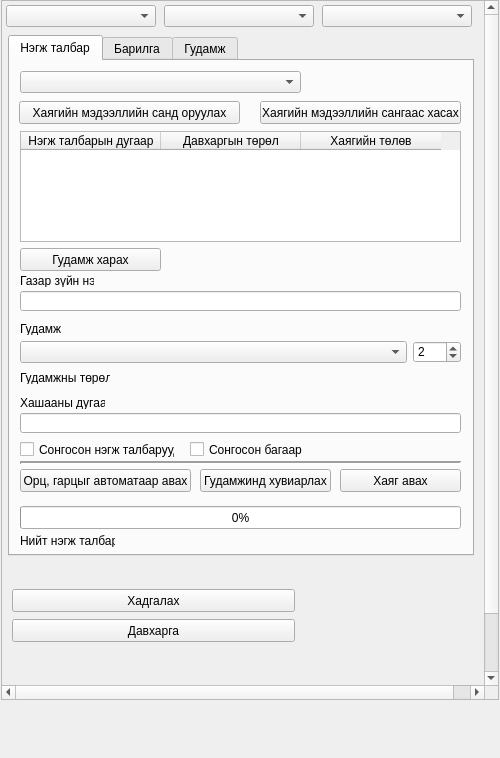
The window that view/AddressNavigatorWidget.ui (teamlm2/lm2_mgis) describes before a commit, drawn with Qt 5.
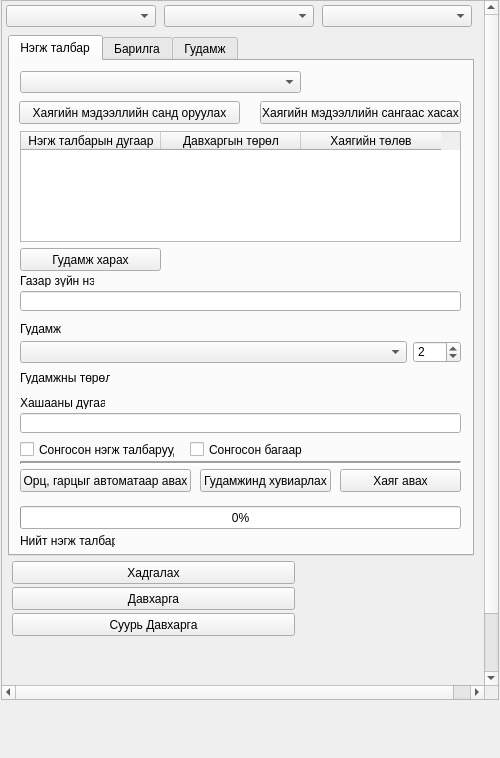
The same window after the commit. The open tabs and pages were chosen to show the change.

Diff of the .ui file:
```diff
--- a/view/AddressNavigatorWidget.ui
+++ b/view/AddressNavigatorWidget.ui
@@ -892,7 +892,7 @@
       <property name="geometry">
        <rect>
         <x>10</x>
-        <y>618</y>
+        <y>586</y>
         <width>283</width>
         <height>23</height>
        </rect>
@@ -905,7 +905,7 @@
       <property name="geometry">
        <rect>
         <x>10</x>
-        <y>588</y>
+        <y>560</y>
         <width>283</width>
         <height>23</height>
        </rect>
@@ -924,6 +924,19 @@
        </rect>
       </property>
      </widget>
+     <widget class="QPushButton" name="address_raster_layer_button">
+      <property name="geometry">
+       <rect>
+        <x>10</x>
+        <y>612</y>
+        <width>283</width>
+        <height>23</height>
+       </rect>
+      </property>
+      <property name="text">
+       <string>Суурь Давхарга</string>
+      </property>
+     </widget>
     </widget>
    </widget>
   </widget>
```
Left out of the diff: 2 changed lines with no effect on the pictures.
